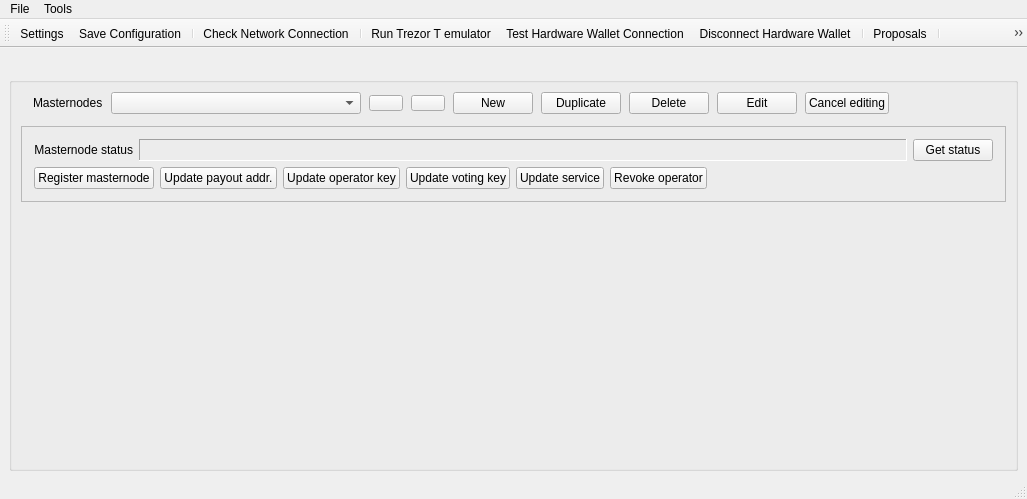
Before: the Qt Designer form src/ui/ui_main_dlg.ui in Bertrand256/dash-masternode-tool, drawn with Qt 5.
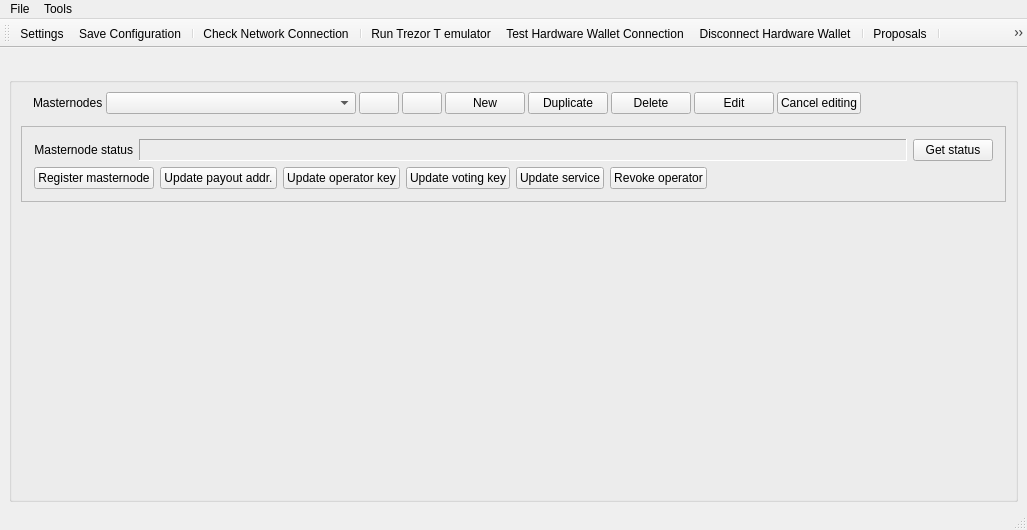
After: the same form once the commit is applied.

Commit message: QT v5.15: avoid crashing the app when an exception occurs inside ui event handlers.

What changed in the file:
```diff
--- a/src/ui/ui_main_dlg.ui
+++ b/src/ui/ui_main_dlg.ui
@@ -7,7 +7,7 @@
     <x>0</x>
     <y>0</y>
     <width>1027</width>
-    <height>499</height>
+    <height>530</height>
    </rect>
   </property>
   <property name="sizePolicy">
@@ -19,6 +19,16 @@
   <property name="windowTitle">
    <string>MainWindow</string>
   </property>
+  <property name="styleSheet">
+   <string notr="true">QLineEdit {
+	background-color: white;
+}
+ 
+QLineEdit:read-only {
+	background-color: lightgray;
+}
+</string>
+  </property>
   <widget class="QWidget" name="centralwidget">
    <layout class="QVBoxLayout" name="verticalLayout" stretch="0,1">
     <property name="bottomMargin">
@@ -77,7 +87,7 @@
        <item>
         <layout class="QHBoxLayout" name="layMasternodesControl" stretch="0,3,0,0,0,0,0,0,0,0">
          <property name="spacing">
-          <number>8</number>
+          <number>3</number>
          </property>
          <property name="leftMargin">
           <number>12</number>
@@ -159,8 +169,7 @@
             <string>Move up in the masternode list</string>
            </property>
            <property name="styleSheet">
-            <string notr="true">padding-left: 0px;
-padding-right: 0px;</string>
+            <string notr="true"/>
            </property>
            <property name="text">
             <string/>
@@ -176,8 +185,7 @@
             <string>Move down in the masternode list</string>
            </property>
            <property name="styleSheet">
-            <string notr="true">padding-left: 0px;
-padding-right: 0px;</string>
+            <string notr="true"/>
            </property>
            <property name="text">
             <string/>
```
The commit also changes 2 other files.
